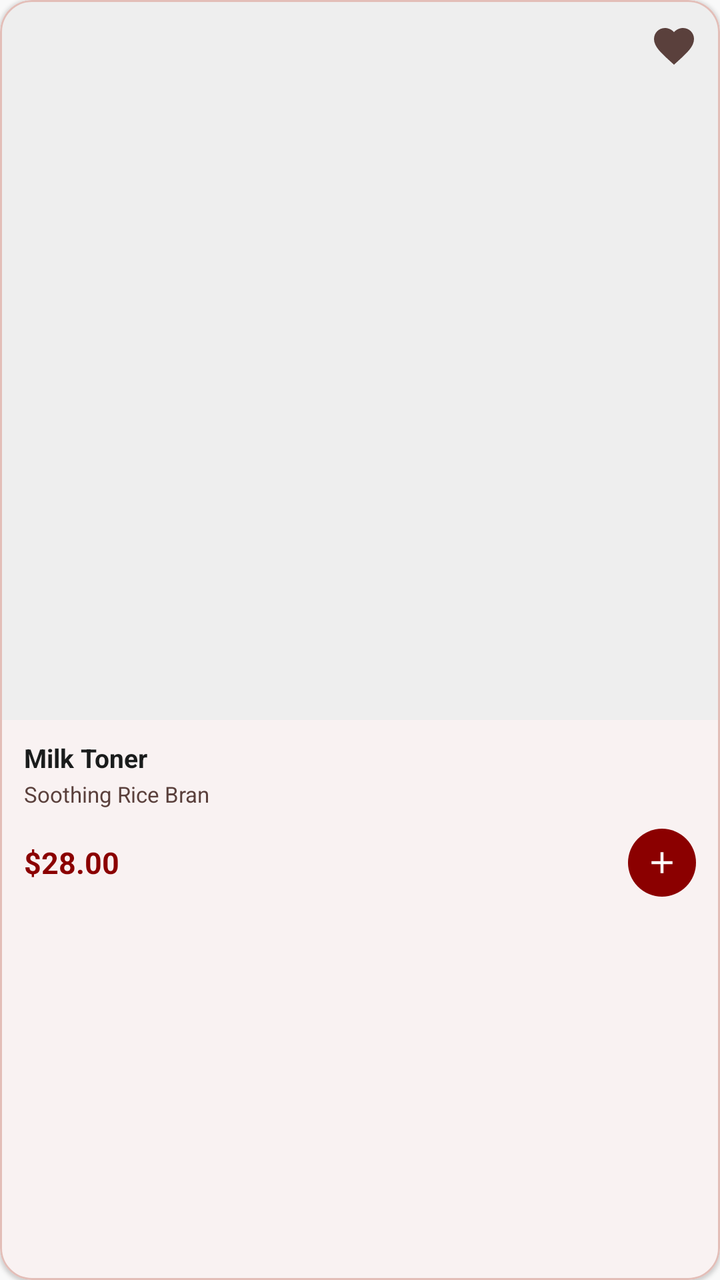
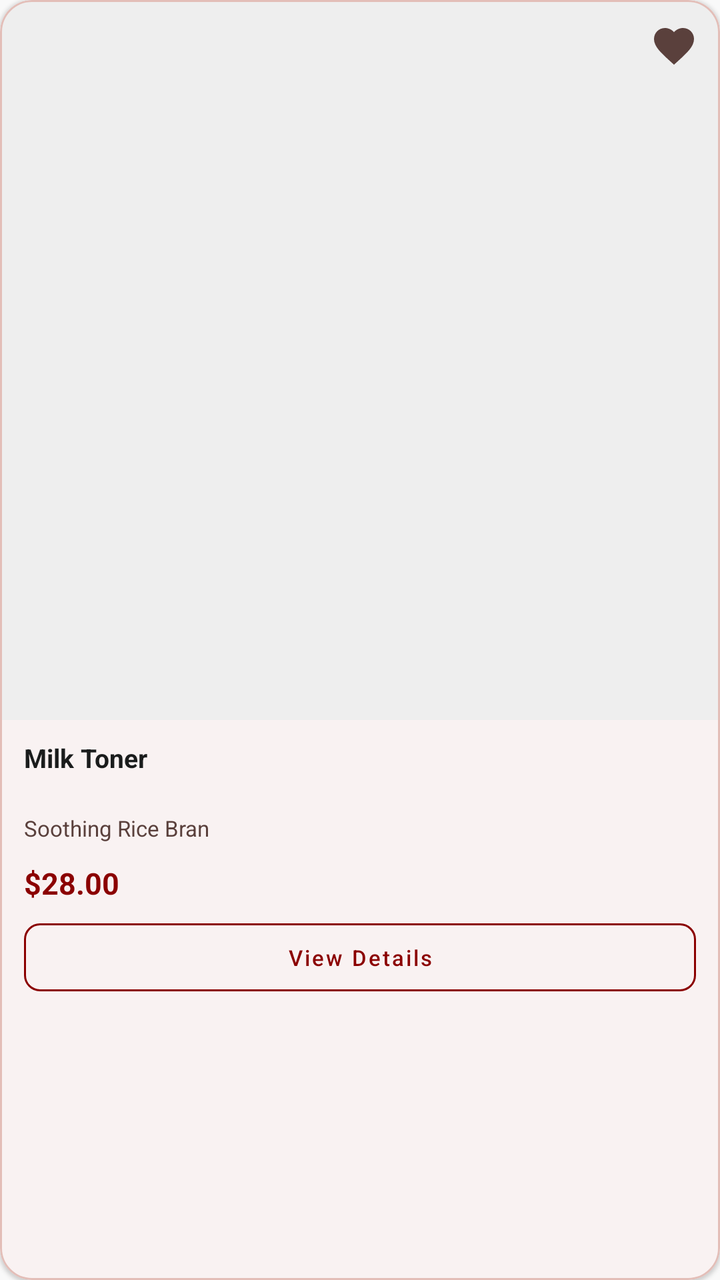

Compare the two renders of this Android layout. The source of the first and the diff that turns it into the second are given below.
<!-- AndroidManifest.xml: application theme Theme.TirTirMCommerce -->
<!-- res/layout/item_product.xml -->
<?xml version="1.0" encoding="utf-8"?>
<com.google.android.material.card.MaterialCardView xmlns:android="http://schemas.android.com/apk/res/android"
    xmlns:app="http://schemas.android.com/apk/res-auto"
    android:layout_width="match_parent"
    android:layout_height="wrap_content"
    android:layout_margin="6dp"
    app:cardCornerRadius="16dp"
    app:cardElevation="1dp"
    app:cardBackgroundColor="@color/tirtir_white"
    app:strokeWidth="1dp"
    app:strokeColor="@color/tirtir_rose_outline">

    <androidx.constraintlayout.widget.ConstraintLayout
        android:layout_width="match_parent"
        android:layout_height="wrap_content">

        
        <FrameLayout
            android:id="@+id/cardImageContainer"
            android:layout_width="0dp"
            android:layout_height="0dp"
            android:background="@color/tirtir_bg_gray"
            app:layout_constraintTop_toTopOf="parent"
            app:layout_constraintStart_toStartOf="parent"
            app:layout_constraintEnd_toEndOf="parent"
            app:layout_constraintDimensionRatio="1:1">

            
            <ImageView
                android:id="@+id/ivProductImage"
                android:layout_width="match_parent"
                android:layout_height="match_parent"
                android:scaleType="centerCrop" />

            
            <TextView
                android:id="@+id/tvDiscountBadge"
                android:layout_width="wrap_content"
                android:layout_height="wrap_content"
                android:layout_gravity="top|start"
                android:layout_margin="8dp"
                android:background="@drawable/bg_tag_primary"
                android:paddingHorizontal="7dp"
                android:paddingVertical="3dp"
                android:textColor="@color/tirtir_white"
                android:textSize="10sp"
                android:textStyle="bold"
                android:text="-10%"
                android:visibility="gone" />

            
            <TextView
                android:id="@+id/tvOutOfStock"
                android:layout_width="wrap_content"
                android:layout_height="wrap_content"
                android:layout_margin="8dp"
                android:paddingHorizontal="8dp"
                android:paddingVertical="4dp"
                android:text="Sold Out"
                android:textColor="@color/tirtir_white"
                android:textSize="9sp"
                android:textStyle="bold"
                android:background="#CC111111"
                android:visibility="gone" />

            
            <ImageButton
                android:id="@+id/btnWishlistToggle"
                android:layout_width="34dp"
                android:layout_height="34dp"
                android:layout_gravity="top|end"
                android:layout_margin="6dp"
                android:background="@android:color/transparent"
                android:src="@drawable/ic_wishlist"
                app:tint="@color/tirtir_text_secondary"
                android:scaleType="centerInside"
                android:contentDescription="Wishlist" />

        </FrameLayout>

        
        <LinearLayout
            android:layout_width="0dp"
            android:layout_height="wrap_content"
            android:orientation="vertical"
            android:paddingHorizontal="12dp"
            android:paddingTop="10dp"
            android:paddingBottom="12dp"
            app:layout_constraintTop_toBottomOf="@id/cardImageContainer"
            app:layout_constraintStart_toStartOf="parent"
            app:layout_constraintEnd_toEndOf="parent">

            <TextView
                android:id="@+id/tvProductName"
                android:layout_width="match_parent"
                android:layout_height="wrap_content"
                android:text="Milk Toner"
                android:textColor="@color/tirtir_black"
                android:textSize="13sp"
                android:textStyle="bold"
                android:maxLines="2"
                android:ellipsize="end"
                android:lineSpacingMultiplier="1.1" />

            <TextView
                android:id="@+id/tvProductCategory"
                android:layout_width="match_parent"
                android:layout_height="wrap_content"
                android:layout_marginTop="2dp"
                android:text="Soothing Rice Bran"
                android:textColor="@color/tirtir_text_secondary"
                android:textSize="11sp"
                android:maxLines="1"
                android:ellipsize="end" />

            
            <LinearLayout
                android:layout_width="match_parent"
                android:layout_height="wrap_content"
                android:orientation="horizontal"
                android:gravity="center_vertical"
                android:layout_marginTop="10dp">

                
                <LinearLayout
                    android:layout_width="0dp"
                    android:layout_height="wrap_content"
                    android:layout_weight="1"
                    android:orientation="vertical">

                    <TextView
                        android:id="@+id/tvOriginalPrice"
                        android:layout_width="wrap_content"
                        android:layout_height="wrap_content"
                        android:text="$35.00"
                        android:textColor="@color/tirtir_text_secondary"
                        android:textSize="10sp"
                        android:visibility="gone" />

                    <TextView
                        android:id="@+id/tvProductPrice"
                        android:layout_width="wrap_content"
                        android:layout_height="wrap_content"
                        android:text="$28.00"
                        android:textColor="@color/tirtir_red_primary"
                        android:textSize="15sp"
                        android:textStyle="bold" />

                </LinearLayout>

                
                <com.google.android.material.button.MaterialButton
                    android:id="@+id/btnQuickAdd"
                    android:layout_width="34dp"
                    android:layout_height="34dp"
                    android:insetTop="0dp"
                    android:insetBottom="0dp"
                    android:padding="0dp"
                    app:iconSize="18dp"
                    app:iconPadding="0dp"
                    app:iconGravity="textStart"
                    app:backgroundTint="@color/tirtir_red_primary"
                    app:cornerRadius="17dp"
                    app:icon="@drawable/ic_plus"
                    app:iconTint="@color/tirtir_white"
                    android:contentDescription="Add to cart" />

                
                <com.google.android.material.button.MaterialButton
                    android:id="@+id/btnAddToWishlist"
                    android:layout_width="34dp"
                    android:layout_height="34dp"
                    android:insetTop="0dp"
                    android:insetBottom="0dp"
                    android:padding="0dp"
                    app:iconSize="18dp"
                    app:iconPadding="0dp"
                    app:iconGravity="textStart"
                    style="@style/Widget.MaterialComponents.Button.OutlinedButton"
                    app:strokeColor="@color/tirtir_red_primary"
                    app:strokeWidth="1.5dp"
                    app:cornerRadius="17dp"
                    app:icon="@drawable/ic_wishlist"
                    app:iconTint="@color/tirtir_red_primary"
                    android:contentDescription="Add to wishlist"
                    android:visibility="gone" />

            </LinearLayout>
        </LinearLayout>

    </androidx.constraintlayout.widget.ConstraintLayout>
</com.google.android.material.card.MaterialCardView>
<!-- resources referenced by this layout -->
<resources>
  <color name="tirtir_bg_gray">#EEEEEE</color>
  <color name="tirtir_black">#1A1C1C</color>
  <color name="tirtir_red_primary">#8B0000</color>
  <color name="tirtir_rose_outline">#E3BEB8</color>
  <color name="tirtir_text_secondary">#5A403C</color>
  <color name="tirtir_white">#FFFFFF</color>
  <!-- drawable bg_tag_primary (drawable) -->
  <?xml version="1.0" encoding="utf-8"?>
  <shape xmlns:android="http://schemas.android.com/apk/res/android"
      android:shape="rectangle">
      <solid android:color="@color/tirtir_red_primary" />
      <corners android:radius="16dp" />
  </shape>
  <!-- drawable ic_plus (drawable) -->
  <vector xmlns:android="http://schemas.android.com/apk/res/android"
      android:width="24dp"
      android:height="24dp"
      android:viewportWidth="24"
      android:viewportHeight="24">
      <path
          android:fillColor="#000000"
          android:pathData="M19,13H13V19H11V13H5V11H11V5H13V11H19V13Z" />
  </vector>
  <!-- drawable ic_wishlist (drawable) -->
  <vector xmlns:android="http://schemas.android.com/apk/res/android"
      android:width="24dp"
      android:height="24dp"
      android:viewportWidth="24.0"
      android:viewportHeight="24.0"
      android:tint="?attr/colorControlNormal">
    <path
        android:fillColor="#FF000000"
        android:pathData="M12,21.35l-1.45,-1.32C5.4,15.36 2,12.28 2,8.5 2,5.42 4.42,3 7.5,3c1.74,0 3.41,0.81 4.5,2.09C13.09,3.81 14.76,3 16.5,3 19.58,3 22,5.42 22,8.5c0,3.78 -3.4,6.86 -8.55,11.54L12,21.35z"/>
  </vector>
  <style name="Theme.TirTirMCommerce" parent="Base.Theme.TirTirMCommerce" />
  <style name="Base.Theme.TirTirMCommerce" parent="Theme.Material3.DayNight.NoActionBar">
          
          <item name="colorPrimary">@color/tirtir_red_primary</item>
          <item name="colorPrimaryDark">@color/tirtir_red_dark</item>
          <item name="colorPrimaryContainer">@color/tirtir_red_surface</item>
  
          
          <item name="colorOnPrimary">@color/tirtir_white</item>
          <item name="colorOnPrimaryContainer">@color/tirtir_red_primary</item>
  
          
          <item name="colorSecondary">@color/tirtir_black</item>
          <item name="colorOnSecondary">@color/tirtir_white</item>
          <item name="colorSecondaryContainer">@color/tirtir_red_surface</item>
          <item name="colorOnSecondaryContainer">@color/tirtir_red_primary</item>
  
          
          <item name="colorSurface">@color/tirtir_white</item>
          <item name="colorOnSurface">@color/tirtir_black</item>
          <item name="colorSurfaceVariant">@color/tirtir_off_white</item>
  
          
          <item name="android:windowBackground">@color/tirtir_off_white</item>
          <item name="android:statusBarColor">@color/tirtir_white</item>
          <item name="android:windowLightStatusBar">true</item>
  
          
          <item name="colorError">@color/tirtir_error</item>
      </style>
  <color name="tirtir_red_dark">#610000</color>
  <color name="tirtir_red_surface">#FFF4F3</color>
  <color name="tirtir_off_white">#F9F9F9</color>
  <color name="tirtir_error">#D32F2F</color>
</resources>

<!-- the commit's change to res/layout/item_product.xml (unified diff, before → after) -->
@@ -49,19 +49,26 @@
                 android:visibility="gone" />
 
             
-            <TextView
-                android:id="@+id/tvOutOfStock"
-                android:layout_width="wrap_content"
-                android:layout_height="wrap_content"
-                android:layout_margin="8dp"
-                android:paddingHorizontal="8dp"
-                android:paddingVertical="4dp"
-                android:text="Sold Out"
-                android:textColor="@color/tirtir_white"
-                android:textSize="9sp"
-                android:textStyle="bold"
-                android:background="#CC111111"
-                android:visibility="gone" />
+            <FrameLayout
+                android:id="@+id/soldOutOverlay"
+                android:layout_width="match_parent"
+                android:layout_height="match_parent"
+                android:background="#99000000"
+                android:visibility="gone">
+                <TextView
+                    android:id="@+id/tvOutOfStock"
+                    android:layout_width="wrap_content"
+                    android:layout_height="wrap_content"
+                    android:layout_gravity="center"
+                    android:text="Sold Out"
+                    android:textColor="@color/tirtir_white"
+                    android:textSize="14sp"
+                    android:textStyle="bold"
+                    android:letterSpacing="0.05"
+                    android:paddingHorizontal="16dp"
+                    android:paddingVertical="6dp"
+                    android:background="#4DFFFFFF" />
+            </FrameLayout>
 
             
             <ImageButton
@@ -90,6 +97,7 @@
             app:layout_constraintStart_toStartOf="parent"
             app:layout_constraintEnd_toEndOf="parent">
 
+            
             <TextView
                 android:id="@+id/tvProductName"
                 android:layout_width="match_parent"
@@ -98,6 +106,7 @@
                 android:textColor="@color/tirtir_black"
                 android:textSize="13sp"
                 android:textStyle="bold"
+                android:minLines="2"
                 android:maxLines="2"
                 android:ellipsize="end"
                 android:lineSpacingMultiplier="1.1" />
@@ -117,75 +126,47 @@
             <LinearLayout
                 android:layout_width="match_parent"
                 android:layout_height="wrap_content"
-                android:orientation="horizontal"
-                android:gravity="center_vertical"
+                android:orientation="vertical"
                 android:layout_marginTop="10dp">
 
-                
-                <LinearLayout
-                    android:layout_width="0dp"
+                <TextView
+                    android:id="@+id/tvOriginalPrice"
+                    android:layout_width="wrap_content"
                     android:layout_height="wrap_content"
-                    android:layout_weight="1"
-                    android:orientation="vertical">
-
-                    <TextView
-                        android:id="@+id/tvOriginalPrice"
-                        android:layout_width="wrap_content"
-                        android:layout_height="wrap_content"
-                        android:text="$35.00"
-                        android:textColor="@color/tirtir_text_secondary"
-                        android:textSize="10sp"
-                        android:visibility="gone" />
-
-                    <TextView
-                        android:id="@+id/tvProductPrice"
-                        android:layout_width="wrap_content"
-                        android:layout_height="wrap_content"
-                        android:text="$28.00"
-                        android:textColor="@color/tirtir_red_primary"
-                        android:textSize="15sp"
-                        android:textStyle="bold" />
-
-                </LinearLayout>
-
-                
-                <com.google.android.material.button.MaterialButton
-                    android:id="@+id/btnQuickAdd"
-                    android:layout_width="34dp"
-                    android:layout_height="34dp"
-                    android:insetTop="0dp"
-                    android:insetBottom="0dp"
-                    android:padding="0dp"
-                    app:iconSize="18dp"
-                    app:iconPadding="0dp"
-                    app:iconGravity="textStart"
-                    app:backgroundTint="@color/tirtir_red_primary"
-                    app:cornerRadius="17dp"
-                    app:icon="@drawable/ic_plus"
-                    app:iconTint="@color/tirtir_white"
-                    android:contentDescription="Add to cart" />
-
-                
-                <com.google.android.material.button.MaterialButton
-                    android:id="@+id/btnAddToWishlist"
-                    android:layout_width="34dp"
-                    android:layout_height="34dp"
-                    android:insetTop="0dp"
-                    android:insetBottom="0dp"
-                    android:padding="0dp"
-                    app:iconSize="18dp"
-                    app:iconPadding="0dp"
-                    app:iconGravity="textStart"
-                    style="@style/Widget.MaterialComponents.Button.OutlinedButton"
-                    app:strokeColor="@color/tirtir_red_primary"
-                    app:strokeWidth="1.5dp"
-                    app:cornerRadius="17dp"
-                    app:icon="@drawable/ic_wishlist"
-                    app:iconTint="@color/tirtir_red_primary"
-                    android:contentDescription="Add to wishlist"
+                    android:text="$35.00"
+                    android:textColor="@color/tirtir_text_secondary"
+                    android:textSize="10sp"
                     android:visibility="gone" />
 
+                <TextView
+                    android:id="@+id/tvProductPrice"
+                    android:layout_width="wrap_content"
+                    android:layout_height="wrap_content"
+                    android:text="$28.00"
+                    android:textColor="@color/tirtir_red_primary"
+                    android:textSize="15sp"
+                    android:textStyle="bold" />
+
             </LinearLayout>
+
+            
+            <com.google.android.material.button.MaterialButton
+                android:id="@+id/btnViewDetails"
+                android:layout_width="match_parent"
+                android:layout_height="34dp"
+                android:layout_marginTop="10dp"
+                android:insetTop="0dp"
+                android:insetBottom="0dp"
+                android:text="View Details"
+                android:textSize="11sp"
+                android:textAllCaps="false"
+                android:textColor="@color/tirtir_red_primary"
+                style="@style/Widget.MaterialComponents.Button.OutlinedButton"
+                app:strokeColor="@color/tirtir_red_primary"
+                app:strokeWidth="1dp"
+                app:cornerRadius="8dp"
+                android:contentDescription="View product details" />
+
         </LinearLayout>
 
     </androidx.constraintlayout.widget.ConstraintLayout>
<!-- resource entries referenced after the edit -->
@@ -13,16 +13,6 @@
       <solid android:color="@color/tirtir_red_primary" />
       <corners android:radius="16dp" />
   </shape>
-  <!-- drawable ic_plus (drawable) -->
-  <vector xmlns:android="http://schemas.android.com/apk/res/android"
-      android:width="24dp"
-      android:height="24dp"
-      android:viewportWidth="24"
-      android:viewportHeight="24">
-      <path
-          android:fillColor="#000000"
-          android:pathData="M19,13H13V19H11V13H5V11H11V5H13V11H19V13Z" />
-  </vector>
   <!-- drawable ic_wishlist (drawable) -->
   <vector xmlns:android="http://schemas.android.com/apk/res/android"
       android:width="24dp"
